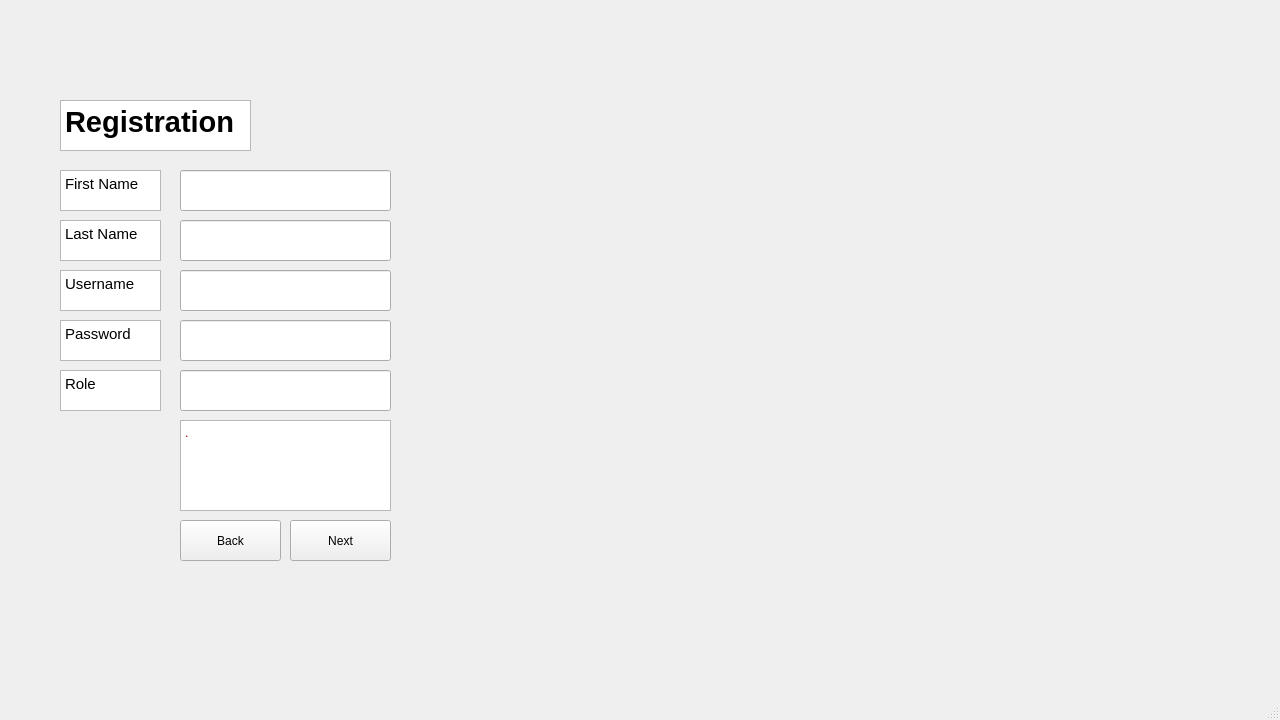
The window that code/Staging_Environment/Recovered/Staging_Environment_Recorverd/registration_window.ui (muazzamaqeel/Software-Project-CTS-5) describes before a commit, drawn with Qt 5.
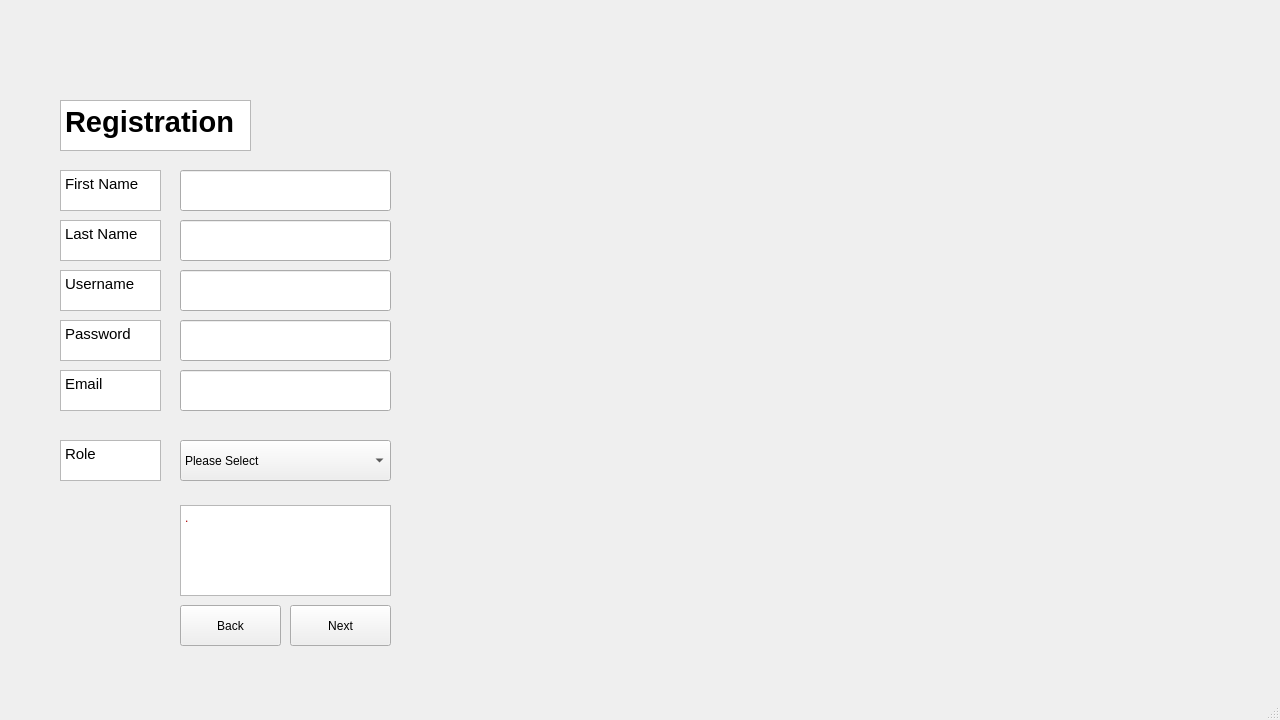
The same window after the commit.

Commit message: Registration_Intregration_with_Database

The edit to the form file:
```diff
--- a/code/Staging_Environment/Recovered/Staging_Environment_Recorverd/registration_window.ui
+++ b/code/Staging_Environment/Recovered/Staging_Environment_Recorverd/registration_window.ui
@@ -66,7 +66,7 @@
 &lt;p style=&quot; margin-top:0px; margin-bottom:0px; margin-left:0px; margin-right:0px; -qt-block-indent:0; text-indent:0px;&quot;&gt;&lt;span style=&quot; font-size:22pt; font-weight:700;&quot;&gt;Registration&lt;/span&gt;&lt;/p&gt;&lt;/body&gt;&lt;/html&gt;</string>
     </property>
    </widget>
-   <widget class="QTextBrowser" name="display_role">
+   <widget class="QTextBrowser" name="display_email">
     <property name="geometry">
      <rect>
       <x>60</x>
@@ -83,7 +83,7 @@
 li.unchecked::marker { content: &quot;\2610&quot;; }
 li.checked::marker { content: &quot;\2612&quot;; }
 &lt;/style&gt;&lt;/head&gt;&lt;body style=&quot; font-family:'Segoe UI'; font-size:9pt; font-weight:400; font-style:normal;&quot;&gt;
-&lt;p style=&quot; margin-top:0px; margin-bottom:0px; margin-left:0px; margin-right:0px; -qt-block-indent:0; text-indent:0px;&quot;&gt;&lt;span style=&quot; font-size:11pt;&quot;&gt;Role&lt;/span&gt;&lt;/p&gt;&lt;/body&gt;&lt;/html&gt;</string>
+&lt;p style=&quot; margin-top:0px; margin-bottom:0px; margin-left:0px; margin-right:0px; -qt-block-indent:0; text-indent:0px;&quot;&gt;&lt;span style=&quot; font-size:11pt;&quot;&gt;Email&lt;/span&gt;&lt;/p&gt;&lt;/body&gt;&lt;/html&gt;</string>
     </property>
    </widget>
    <widget class="QTextBrowser" name="display_lastname">
@@ -203,7 +203,7 @@
     <property name="geometry">
      <rect>
       <x>180</x>
-      <y>520</y>
+      <y>605</y>
       <width>101</width>
       <height>41</height>
      </rect>
@@ -216,7 +216,7 @@
     <property name="geometry">
      <rect>
       <x>290</x>
-      <y>520</y>
+      <y>605</y>
       <width>101</width>
       <height>41</height>
      </rect>
@@ -229,7 +229,7 @@
     <property name="geometry">
      <rect>
       <x>180</x>
-      <y>420</y>
+      <y>505</y>
       <width>211</width>
       <height>91</height>
      </rect>
@@ -246,6 +246,56 @@
 &lt;p style=&quot;-qt-paragraph-type:empty; margin-top:0px; margin-bottom:0px; margin-left:0px; margin-right:0px; -qt-block-indent:0; text-indent:0px; font-size:10pt;&quot;&gt;&lt;br /&gt;&lt;/p&gt;&lt;/body&gt;&lt;/html&gt;</string>
     </property>
    </widget>
+   <widget class="QTextBrowser" name="display_role">
+    <property name="geometry">
+     <rect>
+      <x>60</x>
+      <y>440</y>
+      <width>101</width>
+      <height>41</height>
+     </rect>
+    </property>
+    <property name="html">
+     <string>&lt;!DOCTYPE HTML PUBLIC &quot;-//W3C//DTD HTML 4.0//EN&quot; &quot;http://www.w3.org/TR/REC-html40/strict.dtd&quot;&gt;
+&lt;html&gt;&lt;head&gt;&lt;meta name=&quot;qrichtext&quot; content=&quot;1&quot; /&gt;&lt;meta charset=&quot;utf-8&quot; /&gt;&lt;style type=&quot;text/css&quot;&gt;
+p, li { white-space: pre-wrap; }
+hr { height: 1px; border-width: 0; }
+li.unchecked::marker { content: &quot;\2610&quot;; }
+li.checked::marker { content: &quot;\2612&quot;; }
+&lt;/style&gt;&lt;/head&gt;&lt;body style=&quot; font-family:'Segoe UI'; font-size:9pt; font-weight:400; font-style:normal;&quot;&gt;
+&lt;p style=&quot; margin-top:0px; margin-bottom:0px; margin-left:0px; margin-right:0px; -qt-block-indent:0; text-indent:0px;&quot;&gt;&lt;span style=&quot; font-size:11pt;&quot;&gt;Role&lt;/span&gt;&lt;/p&gt;&lt;/body&gt;&lt;/html&gt;</string>
+    </property>
+   </widget>
+   <widget class="QComboBox" name="comboBox_role">
+    <property name="geometry">
+     <rect>
+      <x>180</x>
+      <y>440</y>
+      <width>211</width>
+      <height>41</height>
+     </rect>
+    </property>
+    <item>
+     <property name="text">
+      <string>Please Select</string>
+     </property>
+    </item>
+    <item>
+     <property name="text">
+      <string>Product Owner</string>
+     </property>
+    </item>
+    <item>
+     <property name="text">
+      <string>Scrum Master</string>
+     </property>
+    </item>
+    <item>
+     <property name="text">
+      <string>Team</string>
+     </property>
+    </item>
+   </widget>
   </widget>
   <widget class="QMenuBar" name="menubar">
    <property name="geometry">
```
Left out of the diff: 2 changed lines with no effect on the pictures. The commit also changes 2 other files.
